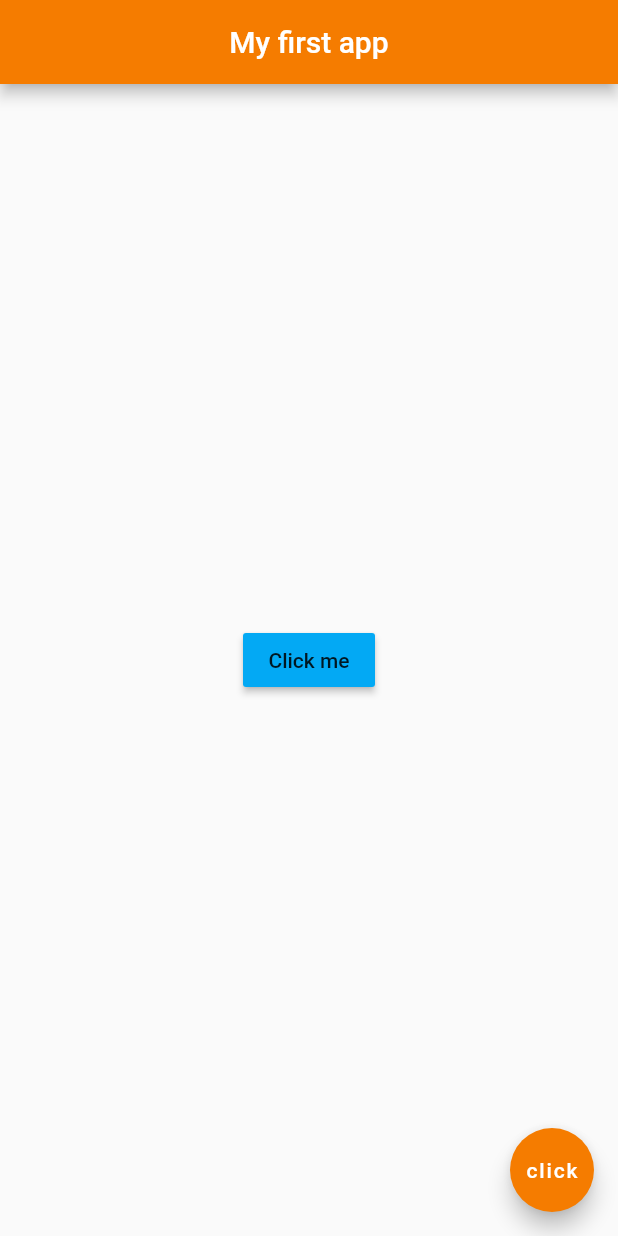
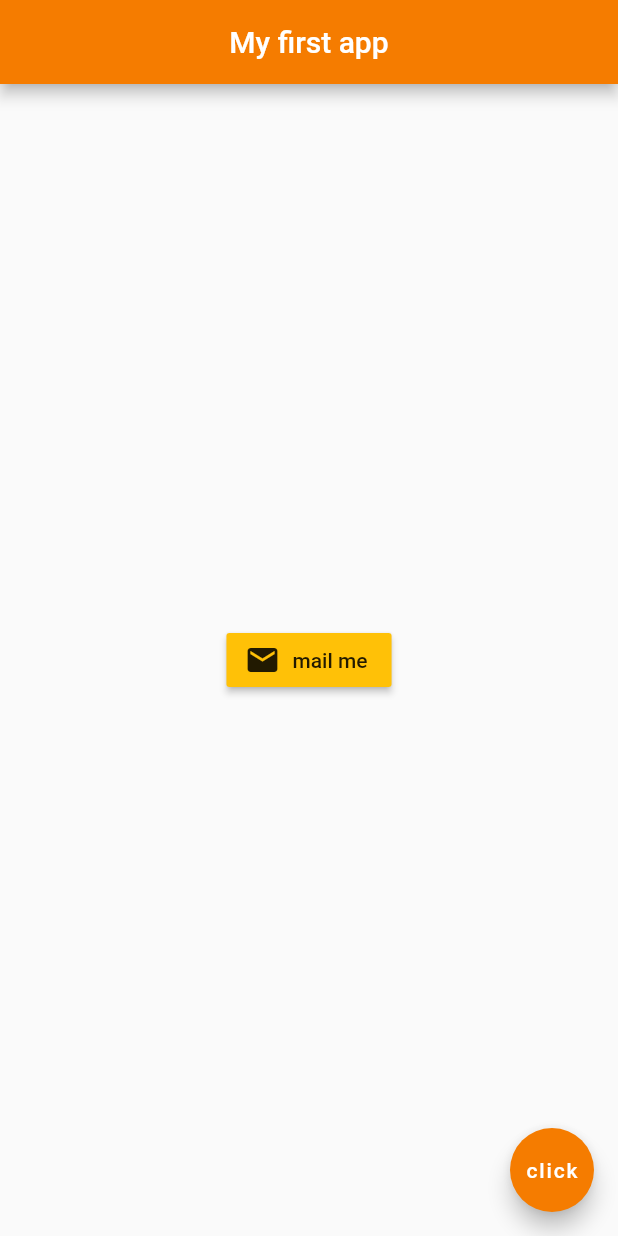
Before and after one commit to crazay416/FlutterApp, a Flutter app: the screen it shows after launch, on a phone screen of 412 x 824 dp. Run offline on Flutter 3.47's test engine with Material 2 defaults, Android fonts, the phone set to English and light mode, and no system bars.

Commit message:
Added Icons

```diff
--- a/lib/main.dart
+++ b/lib/main.dart
@@ -16,10 +16,13 @@ void main() {
           backgroundColor: Colors.orange[700],
         ),
         body: Center(
-          child: RaisedButton(
+          child: RaisedButton.icon(
             onPressed: () {},
-            child: Text("Click me"),
-            color: Colors.lightBlue,
+            icon: Icon(
+              Icons.mail,
+            ),
+            label: Text("mail me"),
+            color: Colors.amber,
           ),
         ),
         floatingActionButton: FloatingActionButton(
```
